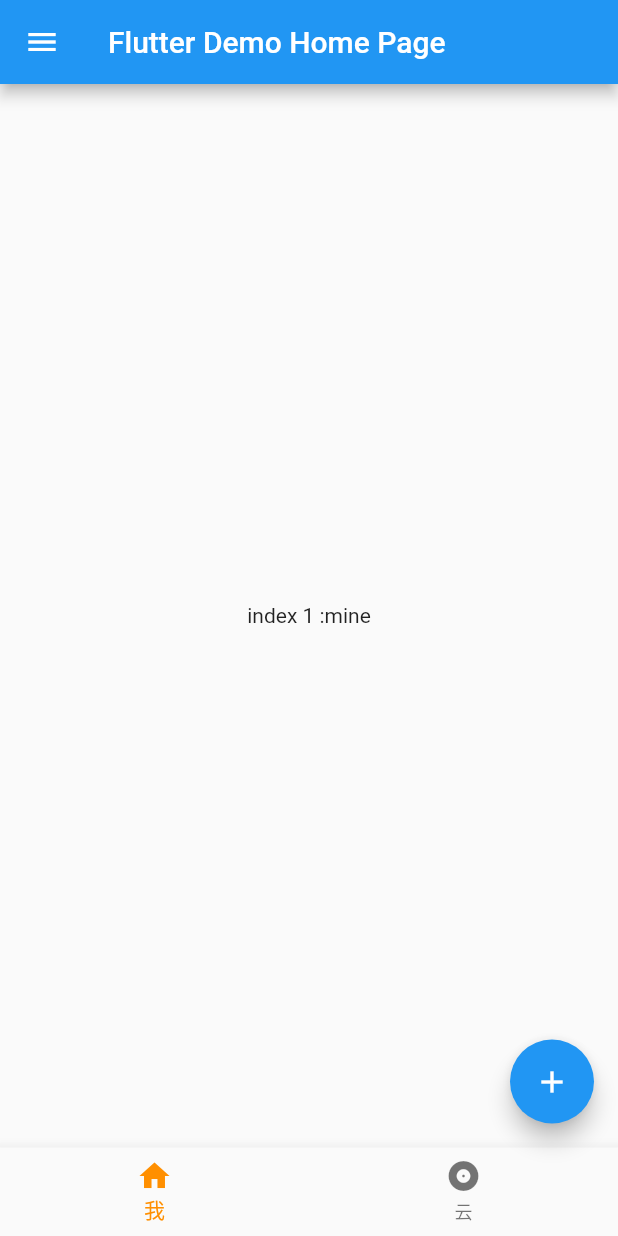
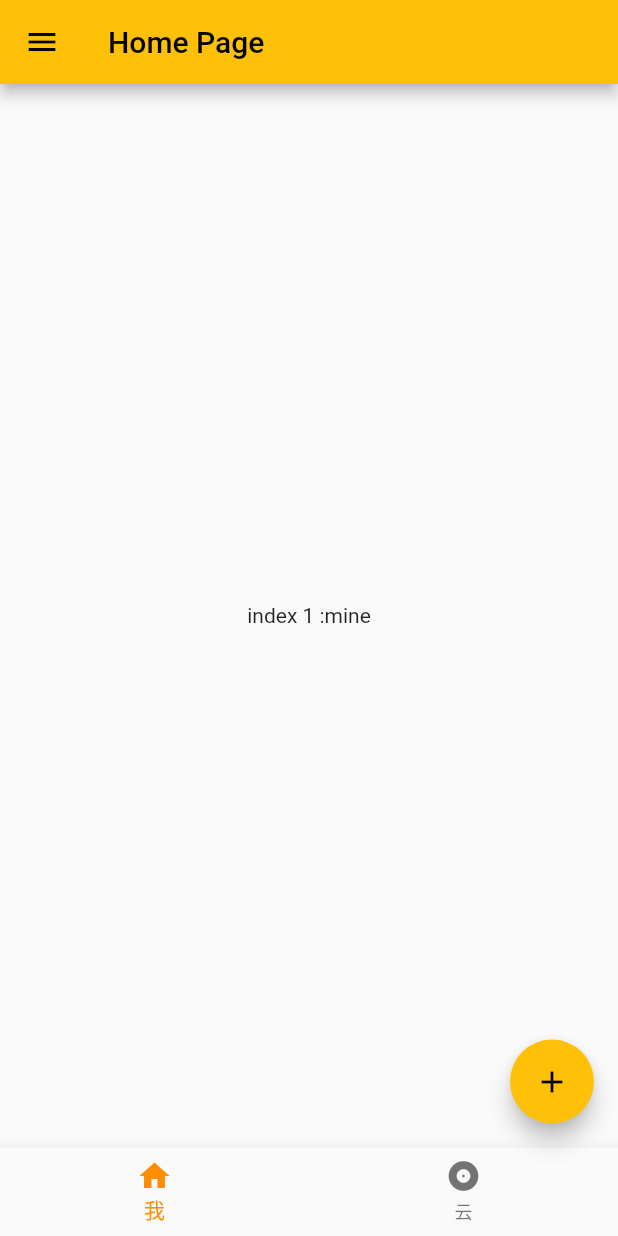
Before and after one commit to fcrab/FccHomeApp, a Flutter app: the screen it shows after launch, on a phone screen of 412 x 824 dp. Run offline on Flutter 3.47's test engine with Material 2 defaults, Android fonts, the phone set to English and light mode, and no system bars.

Commit message:
add pages

```diff
--- a/fcc_home/lib/main.dart
+++ b/fcc_home/lib/main.dart
@@ -1,5 +1,8 @@
+import 'package:fcc_home/mine_page_widget.dart';
+import 'package:fcc_home/server_page_widget.dart';
 import 'package:flutter/material.dart';
 
+import 'auth_page.dart';
 import 'home_page_widget.dart';
 
 void main() {
@@ -24,10 +27,16 @@ class MyApp extends StatelessWidget {
         // or simply save your changes to "hot reload" in a Flutter IDE).
         // Notice that the counter didn't reset back to zero; the application
         // is not restarted.
-        primarySwatch: Colors.blue,
+        primarySwatch: Colors.amber,
       ),
+      routes: {
+        "/": (context) => const HomePageWidget(title: 'Home Page'),
+        "mine_page": (context) => MinePageWidget(),
+        "server_page": (context) => ServerPageWidget(),
+        "auth": (context) => AuthPage()
+      },
       // home: const MyHomePage(title: 'Flutter Demo Home Page'),
-      home: const HomePageWidget(title: 'Flutter Demo Home Page'),
+      initialRoute: "/",
     );
   }
 }
```
Also changed, not shown: fcc_home/lib/auth_page.dart (+16 -0 lines), fcc_home/lib/mine_page_widget.dart (+16 -0 lines), fcc_home/lib/server_page_widget.dart (+16 -0 lines).
